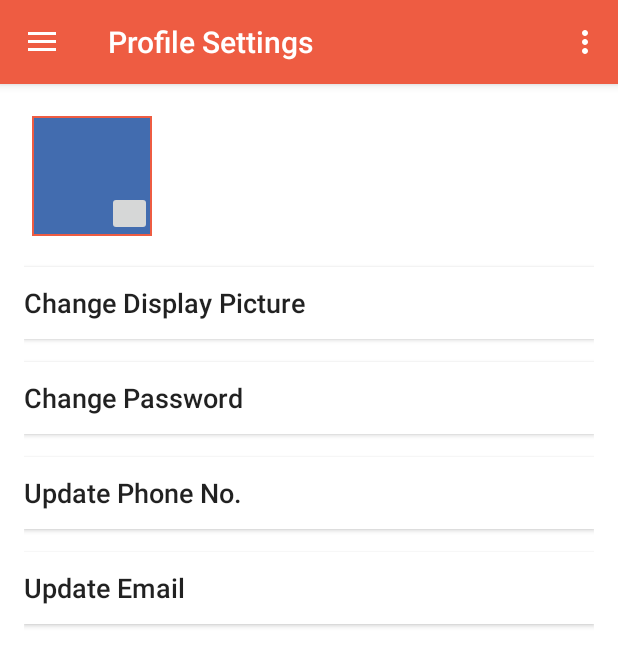
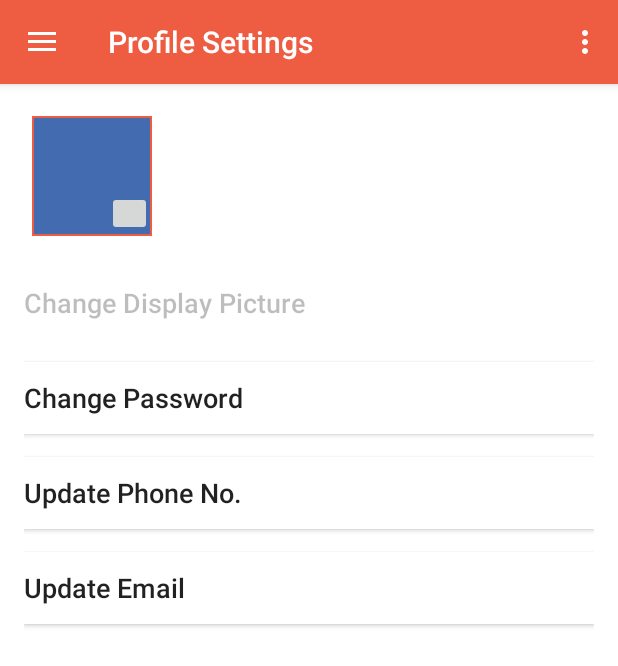
Before and after one commit to mubashirbashir/campusbuzzlive, an Android app: the fragment ProfileFragClass placed in its activity, on a phone screen of 412 x 824 dp. Shown: the top 666 px of the screen. Run offline under Robolectric (Android 15) with nearby library versions, the phone set to English and light mode, and no system bars.

Commit message:
minor changes

```diff
--- a/app/src/main/java/com/campusbuzzlive/campusbuzzlive/ChangePassword.java
+++ b/app/src/main/java/com/campusbuzzlive/campusbuzzlive/ChangePassword.java
@@ -43,8 +43,6 @@ public class ChangePassword extends AppCompatActivity {
 
             if(etNewPass.getText().toString().length()<8){
                 etNewPass.setError("Password be 8-12 Characters");
-
-                if(!etNewPass.getText().toString().equals(prev))
                 bChange.setEnabled(false);
             }
             else{
--- a/app/src/main/java/com/campusbuzzlive/campusbuzzlive/ProfileFragClass.java
+++ b/app/src/main/java/com/campusbuzzlive/campusbuzzlive/ProfileFragClass.java
@@ -40,6 +40,7 @@ public class ProfileFragClass extends Fragment {
     Context context;
     ImageView ivDP;
     ImageButton imageButton4;
+    Button bChangeDP;
 
     public View onCreateView(LayoutInflater inflater,
                              @Nullable ViewGroup container, @Nullable Bundle savedInstanceState) {
@@ -56,6 +57,7 @@ public class ProfileFragClass extends Fragment {
         Button bChangePW = (Button)rootView.findViewById(R.id.bChangePW) ;
         Button bPhone= (Button) rootView.findViewById(R.id.bPhone);
         Button bEmail= (Button) rootView.findViewById(R.id.bEmail);
+        bChangeDP= (Button) rootView.findViewById(R.id.bChangeDP);
 
            imageButton4.setOnClickListener(new View.OnClickListener() {
                 @Override
@@ -99,6 +101,7 @@ public class ProfileFragClass extends Fragment {
                 }
             }
         });
+
     return rootView;
     }
 
@@ -120,7 +123,7 @@ public class ProfileFragClass extends Fragment {
 
 
                 ivDP.setImageBitmap(bitmap);
-
+                bChangeDP.setEnabled(true);
             }
         }
     }
--- a/app/src/main/res/layout/profile_frag_layout.xml
+++ b/app/src/main/res/layout/profile_frag_layout.xml
@@ -25,6 +25,7 @@
         android:layout_marginStart="13dp"
         android:layout_marginTop="11dp"
         android:background="@color/buzzcolor"
+        android:scaleType="fitXY"
         android:padding="1dp"
         android:src="@color/buzzcolor1" />
 
@@ -43,18 +44,20 @@
         style="?android:attr/windowAnimationStyle"
         android:layout_width="match_parent"
         android:layout_height="wrap_content"
+        android:layout_alignParentEnd="true"
+        android:layout_alignParentLeft="true"
+        android:layout_alignParentRight="true"
+        android:layout_alignParentStart="true"
         android:layout_below="@+id/ivDP"
         android:layout_marginTop="15dp"
         android:layout_toEndOf="@+id/ivDP"
         android:background="@android:color/white"
+        android:enabled="false"
+
         android:text="Change Display Picture"
         android:textAlignment="textStart"
         android:textAllCaps="false"
-        android:layout_alignParentRight="true"
-        android:layout_alignParentEnd="true"
-        android:textSize="18sp"
-        android:layout_alignParentLeft="true"
-        android:layout_alignParentStart="true" />
+        android:textSize="18sp" />
 
     <Button
         android:id="@+id/bChangePW"
```
